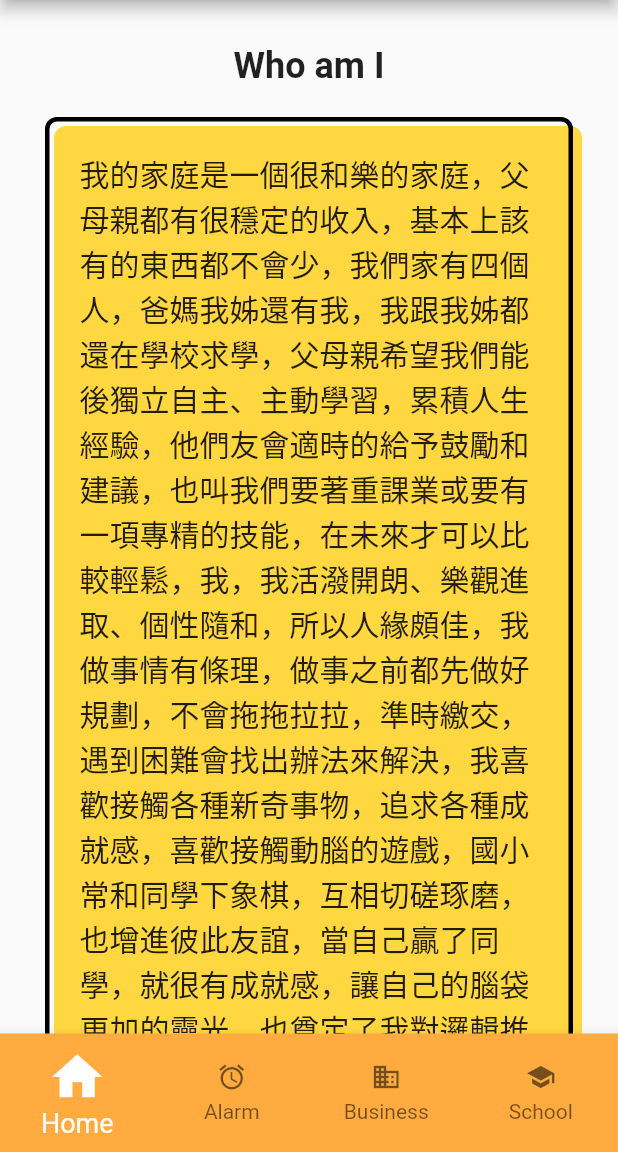
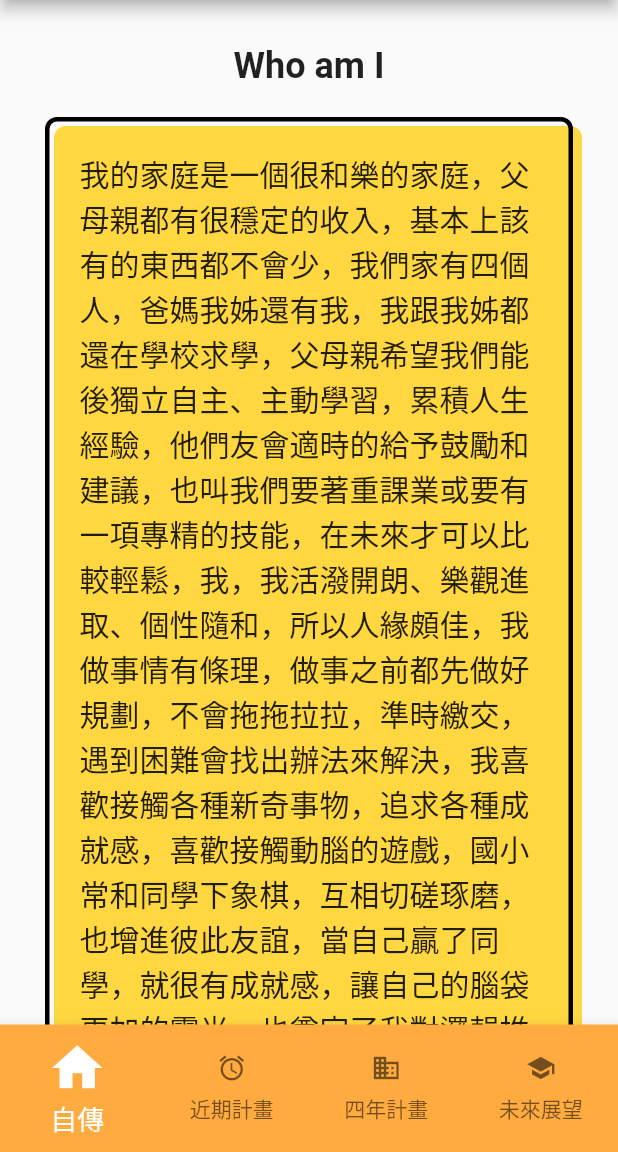
Before and after one commit to p587233200/autobiography, a Flutter app: the screen it shows after launch, on a phone screen of 412 x 824 dp, the part 84-1236 px from its top. Run offline on Flutter 3.47's test engine with Material 2 defaults, Android fonts, the light colour scheme and no system bars; our stand-ins replace audioplayers.

Commit message:
fix name

```diff
--- a/lib/main.dart
+++ b/lib/main.dart
@@ -43,56 +43,56 @@ class _MyAppState extends State<MyApp> {
                       Icons.home,
                       size: 40,
                     ),
-                    label: 'Home',
+                    label: '自傳',
                   )
                 : BottomNavigationBarItem(
                     icon: Icon(
                       Icons.home,
                       size: 20,
                     ),
-                    label: 'Home'),
+                    label: '自傳'),
             (_currentindex == 1)
                 ? BottomNavigationBarItem(
                     icon: Icon(
                       Icons.access_alarm,
                       size: 40,
                     ),
-                    label: 'Alarm',
+                    label: '近期計畫',
                   )
                 : BottomNavigationBarItem(
                     icon: Icon(
                       Icons.access_alarm,
                       size: 20,
                     ),
-                    label: 'Alarm'),
+                    label: '近期計畫'),
             (_currentindex == 2)
                 ? BottomNavigationBarItem(
                     icon: Icon(
                       Icons.business,
                       size: 40,
                     ),
-                    label: 'Business',
+                    label: '四年計畫',
                   )
                 : BottomNavigationBarItem(
                     icon: Icon(
                       Icons.business,
                       size: 20,
                     ),
-                    label: 'Business'),
+                    label: '四年計畫'),
             (_currentindex == 3)
                 ? BottomNavigationBarItem(
                     icon: Icon(
                       Icons.school,
                       size: 40,
                     ),
-                    label: 'School',
+                    label: '未來展望',
                   )
                 : BottomNavigationBarItem(
                     icon: Icon(
                       Icons.school,
                       size: 20,
                     ),
-                    label: 'School'),
+                    label: '未來展望'),
           ],
           onTap: (index) {
             setState(() {
```
